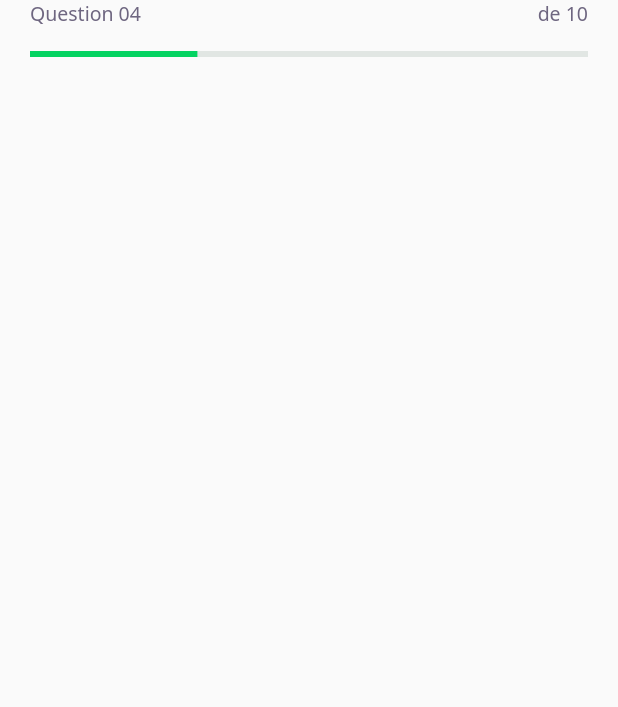
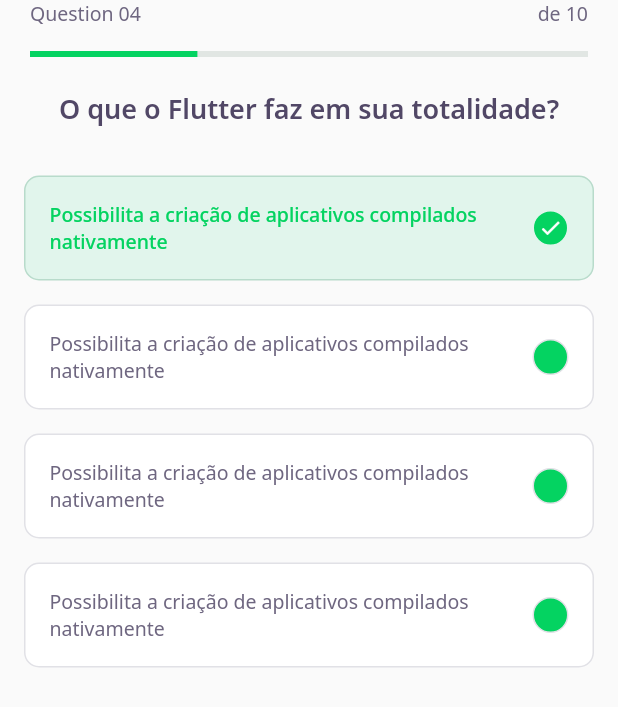
Before and after one commit to KetlenCamille/dev_quiz, a Flutter app: the ChallengePage screen opened directly, on a phone screen of 412 x 824 dp. Shown: the top 707 px of the screen. Run offline on Flutter 3.47's test engine with Material 2 defaults, Android fonts, the phone set to English and light mode, and no system bars; our stand-ins replace google_fonts.

Commit message:
Day 02 - Creating AwnserWidget

```diff
--- a/lib/challenge/challenge_page.dart
+++ b/lib/challenge/challenge_page.dart
@@ -1,4 +1,5 @@
 import 'package:dev_quiz/challenge/widgets/question_indicator/question_indicator_widget.dart';
+import 'package:dev_quiz/challenge/widgets/quiz/quiz_widget.dart';
 import 'package:flutter/material.dart';
 
 class ChallengePage extends StatefulWidget {
@@ -15,6 +16,7 @@ class _ChallengePageState extends State<ChallengePage> {
         preferredSize: Size.fromHeight(60),
         child: SafeArea(top: true, child: QuestionIndicatorWidget()),
       ),
+      body: QuizWidget(title: "O que o Flutter faz em sua totalidade?"),
     );
   }
 }
--- /dev/null
+++ b/lib/challenge/widgets/awnser/awnser_widget.dart
@@ -0,0 +1,60 @@
+import 'package:dev_quiz/core/core.dart';
+import 'package:flutter/material.dart';
+
+class AwnserWidget extends StatelessWidget {
+  final String title;
+  final bool isRight;
+  final bool isSelected;
+
+  const AwnserWidget ({Key ? key, required this.title, this.isRight = false, this.isSelected = false}) : super(key : key);
+
+  Color get _selectedColorRight => isRight ? AppColors.darkGreen : AppColors.darkRed;
+  Color get _selectedBorderRight => isRight ? AppColors.lightGreen : AppColors.lightRed;
+  Color get _selectedColorCardRight => isRight ? AppColors.lightGreen : AppColors.lightRed;
+  Color get _selectedBorderCardRight => isRight ? AppColors.green : AppColors.red;
+  TextStyle get _selectedTextStyleRight => isRight ? AppTextStyles.bodyDarkGreen : AppTextStyles.bodyDarkRed;
+  IconData get _selectedIconRight => isRight ? Icons.check : Icons.error;
+
+
+  @override
+  Widget build(BuildContext context) {
+    return Padding(
+      padding: const EdgeInsets.symmetric(horizontal: 16, vertical: 8),
+      child: Container(
+        padding: const EdgeInsets.all(16),
+        decoration: BoxDecoration(
+          color: isSelected ? _selectedColorCardRight : AppColors.white,
+          borderRadius: BorderRadius.circular(10),
+          border: Border.fromBorderSide(BorderSide(
+            color: isSelected ? _selectedBorderCardRight : AppColors.border))
+        ),
+        child: Row(
+          mainAxisAlignment: MainAxisAlignment.spaceBetween,
+          children: [
+            Expanded(
+              child: Text(
+                title,
+                style: isSelected ? _selectedTextStyleRight : AppTextStyles.body,
+              ),
+            ),
+            Container(
+              width: 24,
+              height: 24,
+              decoration: BoxDecoration(
+                color: isSelected ? _selectedColorRight : AppColors.darkGreen,
+                borderRadius: BorderRadius.circular(500),
+                border: Border.fromBorderSide(BorderSide(color: isSelected ? _selectedBorderRight : AppColors.border))
+              ),
+              child: isSelected ? Icon(
+                _selectedIconRight,
+                color: AppColors.white,
+                size: 16,
+                )
+              : null
+            )
+          ],
+        ),
+      ),
+    );
+  }
+}
--- /dev/null
+++ b/lib/challenge/widgets/quiz/quiz_widget.dart
@@ -0,0 +1,33 @@
+import 'package:dev_quiz/challenge/widgets/awnser/awnser_widget.dart';
+import 'package:dev_quiz/core/core.dart';
+import 'package:flutter/material.dart';
+
+class QuizWidget extends StatelessWidget {
+  final String title;
+  const QuizWidget ({Key ? key, required this.title}) : super(key : key);
+
+  @override
+  Widget build(BuildContext context) {
+    return Container(
+      child: Column(
+        children: [
+          Text(
+            title,
+            style: AppTextStyles.heading,
+          ),
+          SizedBox(
+            height: 24
+          ),
+          AwnserWidget(
+            isRight:true,
+            isSelected: true,
+            title: "Possibilita a criação de aplicativos compilados nativamente"
+          ),
+          AwnserWidget(title: "Possibilita a criação de aplicativos compilados nativamente"),
+          AwnserWidget(title: "Possibilita a criação de aplicativos compilados nativamente"),
+          AwnserWidget(title: "Possibilita a criação de aplicativos compilados nativamente"),
+        ],
+      )
+    );
+  }
+}
```
